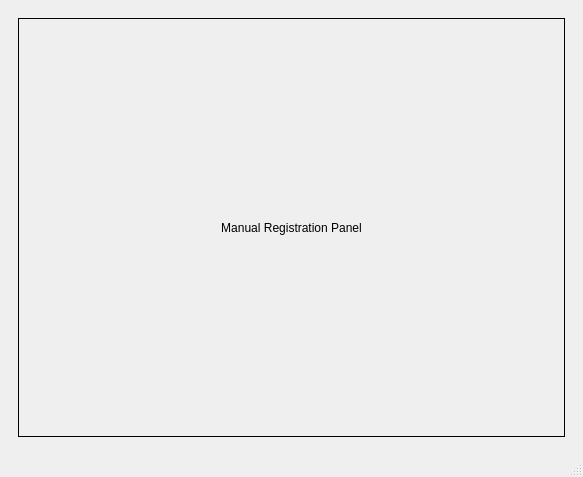
First picture: the form in mwarp1d/ui/main.ui, repository 0todd0000/mwarp1d, before the edit.
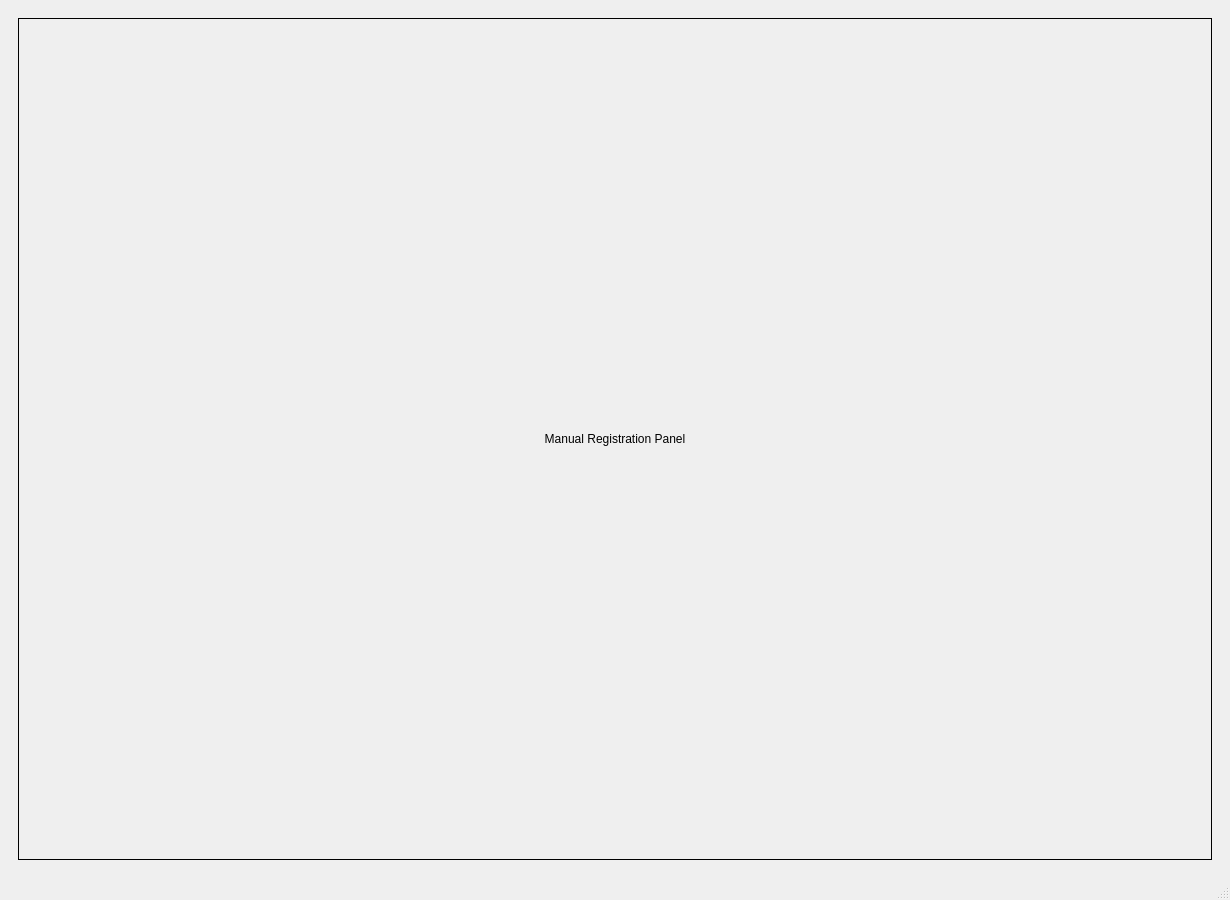
Second picture: the form after the edit. The open tabs and pages were chosen to show the change.

Commit message: UI adjustments for Windows

The edit to the form file:
```diff
--- a/mwarp1d/ui/main.ui
+++ b/mwarp1d/ui/main.ui
@@ -6,8 +6,8 @@
    <rect>
     <x>0</x>
     <y>0</y>
-    <width>583</width>
-    <height>477</height>
+    <width>1230</width>
+    <height>900</height>
    </rect>
   </property>
   <property name="sizePolicy">
@@ -16,6 +16,12 @@
     <verstretch>0</verstretch>
    </sizepolicy>
   </property>
+  <property name="minimumSize">
+   <size>
+    <width>1230</width>
+    <height>900</height>
+   </size>
+  </property>
   <property name="windowTitle">
    <string>MainWindow</string>
   </property>
@@ -74,6 +80,12 @@
          <layout class="QHBoxLayout" name="hlayout2">
           <item>
            <widget class="QLabel" name="label2">
+            <property name="sizePolicy">
+             <sizepolicy hsizetype="Expanding" vsizetype="Expanding">
+              <horstretch>0</horstretch>
+              <verstretch>0</verstretch>
+             </sizepolicy>
+            </property>
             <property name="frameShape">
              <enum>QFrame::Box</enum>
             </property>
```
Left out of the diff: 4 changed lines with no effect on the pictures. The commit also changes 3 other files.
